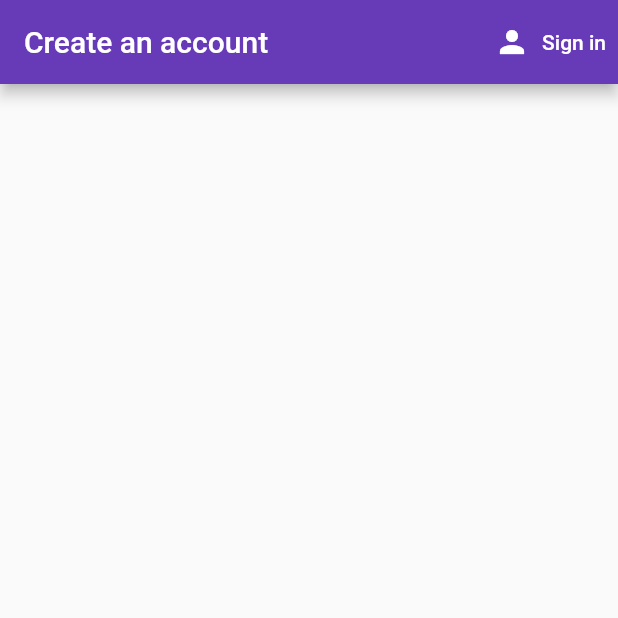
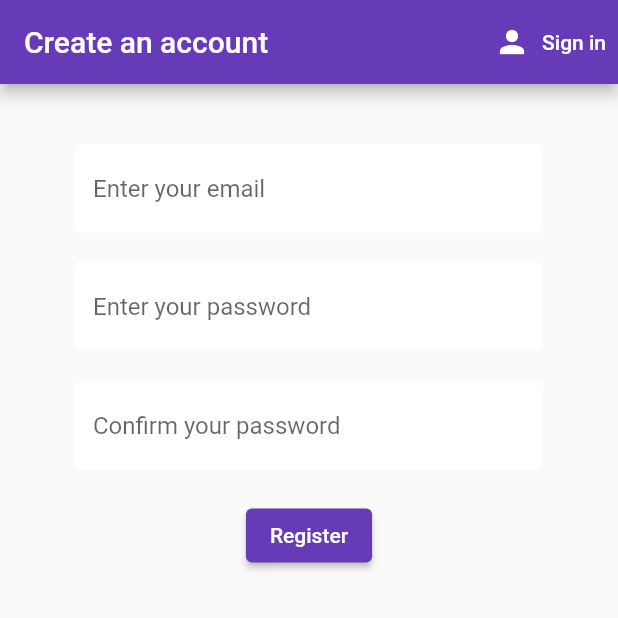
Before and after one commit to usersina/flutter-apps-collection, a Flutter app: the screen it shows after launch, after a tap on "Register", on a phone screen of 412 x 824 dp, the top half of it. Run offline on Flutter 3.47's test engine with Material 2 defaults, Android fonts, the phone set to English and light mode, and no system bars; our stand-ins replace cloud_firestore, firebase_auth, firebase_core, flutter_spinkit, sqflite; accounts and stored records are empty.

Commit message:
add base register form

```diff
--- a/http_authentication/lib/screens/authenticate/register.dart
+++ b/http_authentication/lib/screens/authenticate/register.dart
@@ -1,9 +1,27 @@
 import 'package:flutter/material.dart';
+import 'package:http_authentication/services/http_service.dart';
+import 'package:http_authentication/shared/constants.dart';
 
-class Register extends StatelessWidget {
+class Register extends StatefulWidget {
   final Function toggleView;
 
   const Register({Key? key, required this.toggleView}) : super(key: key);
+
+  @override
+  State<Register> createState() => _RegisterState();
+}
+
+class _RegisterState extends State<Register> {
+  final HttpService _httpService = HttpService();
+
+  final _formKey = GlobalKey<FormState>();
+  bool _enableAutoValidation = false;
+  // bool loading = false;
+
+  final TextEditingController _emailController = TextEditingController();
+  final TextEditingController _passwordController = TextEditingController();
+  final TextEditingController _passwordConfirmController =
+      TextEditingController();
 
   @override
   Widget build(BuildContext context) {
@@ -13,7 +31,7 @@ class Register extends StatelessWidget {
         actions: [
           TextButton.icon(
             onPressed: () {
-              toggleView();
+              widget.toggleView();
             },
             icon: const Icon(
               Icons.person,
@@ -28,6 +46,82 @@ class Register extends StatelessWidget {
           )
         ],
       ),
+      body: SingleChildScrollView(
+        child: Container(
+          padding: const EdgeInsets.symmetric(vertical: 20, horizontal: 50),
+          child: Form(
+            key: _formKey,
+            autovalidateMode: _enableAutoValidation
+                ? AutovalidateMode.onUserInteraction
+                : AutovalidateMode.disabled,
+            child: Column(
+              children: <Widget>[
+                const SizedBox(height: 20),
+                TextFormField(
+                  controller: _emailController,
+                  validator: (String? value) {
+                    if (value == null) return "";
+
+                    if (value.isEmpty || !value.contains("@")) {
+                      return "Please enter a valid email";
+                    }
+                    return null;
+                  },
+                  decoration: textInputDecoration.copyWith(
+                    hintText: "Enter your email",
+                  ),
+                ),
+                const SizedBox(height: 20),
+                TextFormField(
+                  controller: _passwordController,
+                  obscureText: true,
+                  validator: (String? value) {
+                    if (value == null) return "";
+
+                    if (value.isEmpty || value.length < 6) {
+                      return "Password should have 6 characters minimum";
+                    }
+                    return null;
+                  },
+                  decoration: textInputDecoration.copyWith(
+                    hintText: "Enter your password",
+                  ),
+                ),
+                const SizedBox(height: 20),
+                TextFormField(
+                  controller: _passwordConfirmController,
+                  obscureText: true,
+                  validator: (String? value) {
+                    if (value == null) return "";
+
+                    if (value.isEmpty || value != _passwordController.text) {
+                      return "Passwords do not match";
+                    }
+                    return null;
+                  },
+                  decoration: textInputDecoration.copyWith(
+                    hintText: "Confirm your password",
+                  ),
+                ),
+                const SizedBox(height: 20),
+                ElevatedButton(
+                  onPressed: () async {
+                    setState(() {
+                      _enableAutoValidation = true;
+                    });
+                    if (_formKey.currentState == null) return;
+
+                    if (_formKey.currentState!.validate()) {}
+                  },
+                  child: const Text(
+                    "Register",
+                  ),
+                )
+              ],
+            ),
+          ),
+        ),
+      ),
     );
   }
 }
--- /dev/null
+++ b/http_authentication/lib/services/http_service.dart
@@ -0,0 +1 @@
+class HttpService {}
--- /dev/null
+++ b/http_authentication/lib/shared/constants.dart
@@ -0,0 +1,19 @@
+import 'package:flutter/material.dart';
+
+const textInputDecoration = InputDecoration(
+  fillColor: Colors.white,
+  filled: true,
+  enabledBorder: OutlineInputBorder(
+    borderSide: BorderSide(
+      color: Colors.white,
+      width: 2,
+    ),
+  ),
+  focusedBorder: OutlineInputBorder(
+    borderSide: BorderSide(
+      color: Colors.deepPurple,
+      width: 2,
+    ),
+  ),
+  border: UnderlineInputBorder(),
+);
--- a/http_authentication/pubspec.yaml
+++ b/http_authentication/pubspec.yaml
@@ -29,6 +29,9 @@ environment:
 dependencies:
   flutter:
     sdk: flutter
+
+  provider: ^6.0.1
+  flutter_spinkit: ^5.1.0
 
   # The following adds the Cupertino Icons font to your application.
   # Use with the CupertinoIcons class for iOS style icons.
```
Also changed, not shown: http_authentication/pubspec.lock.
